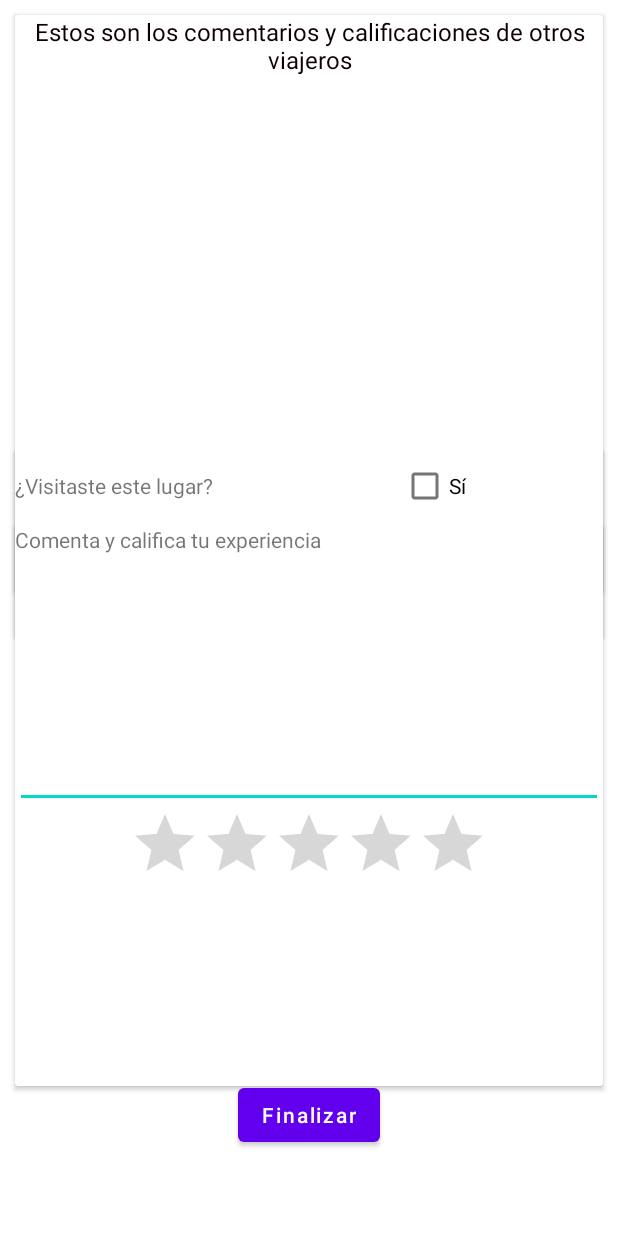
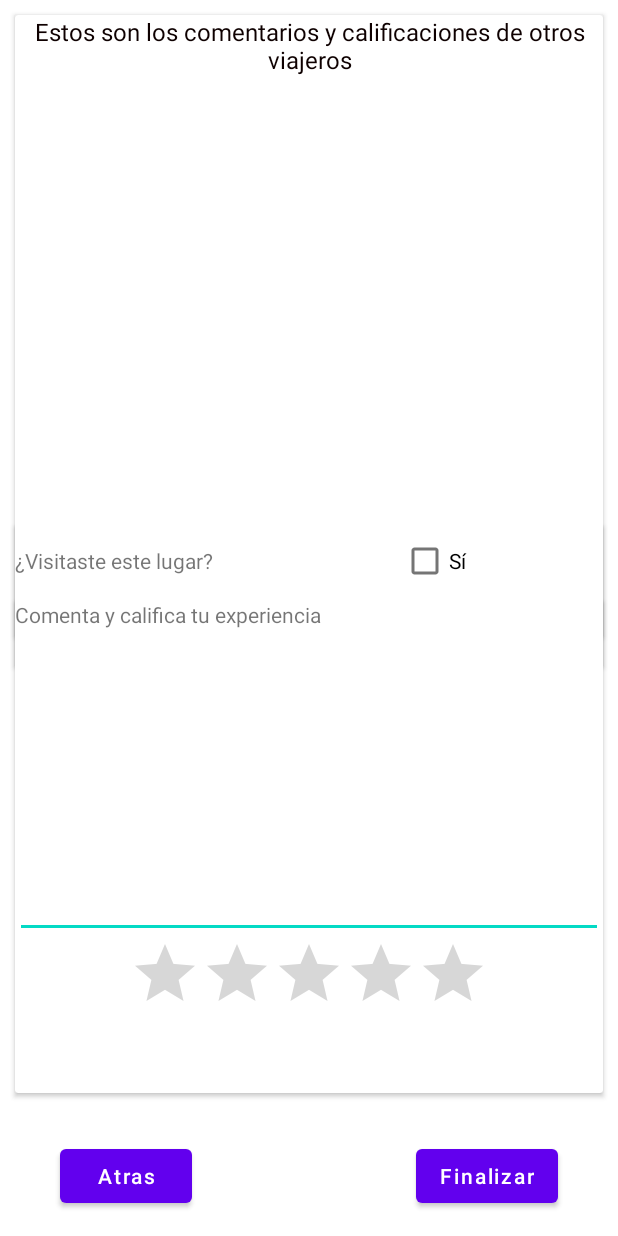
Before and after one commit to ElianaMarinRincon/TurisApp, an Android app: the ComentariosCalificacion screen opened directly, with no data from a screen before it, on a phone screen of 412 x 824 dp. Run offline under Robolectric (Android 15) with nearby library versions, the phone set to English and light mode, and no system bars.

Commit message:
Se agrego un nuevo botón a la ventana de comentarios y se programaron todos los botones

```diff
--- a/app/src/main/java/com/example/turisapp/ComentariosCalificacion.java
+++ b/app/src/main/java/com/example/turisapp/ComentariosCalificacion.java
@@ -3,6 +3,8 @@ package com.example.turisapp;
 import androidx.appcompat.app.AppCompatActivity;
 
 import android.os.Bundle;
+import android.view.View;
+import android.widget.Button;
 
 public class ComentariosCalificacion extends AppCompatActivity {
 
@@ -10,5 +12,11 @@ public class ComentariosCalificacion extends AppCompatActivity {
     protected void onCreate(Bundle savedInstanceState) {
         super.onCreate(savedInstanceState);
         setContentView(R.layout.activity_comentarios_calificacion);
+
+        Button btnAtras = (Button) findViewById(R.id.comentarios_btnAtras);
+        btnAtras.setOnClickListener(new View.OnClickListener() {
+            @Override
+            public void onClick(View view) {onBackPressed();}
+        });
     }
 }
--- a/app/src/main/res/layout/activity_comentarios_calificacion.xml
+++ b/app/src/main/res/layout/activity_comentarios_calificacion.xml
@@ -13,7 +13,7 @@
         android:layout_marginStart="10dp"
         android:layout_marginTop="10dp"
         android:layout_marginEnd="10dp"
-        android:layout_marginBottom="430dp"
+        android:layout_marginBottom="380dp"
         app:layout_constraintBottom_toBottomOf="parent"
         app:layout_constraintEnd_toEndOf="parent"
         app:layout_constraintHorizontal_bias="1.0"
@@ -37,7 +37,7 @@
 
             <ScrollView
                 android:layout_width="match_parent"
-                android:layout_height="273dp">
+                android:layout_height="318dp">
 
                 <LinearLayout
                     android:layout_width="match_parent"
@@ -54,7 +54,7 @@
         android:layout_width="match_parent"
         android:layout_height="match_parent"
         android:layout_marginStart="10dp"
-        android:layout_marginTop="300dp"
+        android:layout_marginTop="350dp"
         android:layout_marginEnd="10dp"
         android:layout_marginBottom="400dp"
         app:layout_constraintBottom_toTopOf="@+id/cardView2"
@@ -66,7 +66,7 @@
 
         <LinearLayout
             android:layout_width="match_parent"
-            android:layout_height="wrap_content"
+            android:layout_height="match_parent"
             android:orientation="horizontal">
 
             <TextView
@@ -90,9 +90,9 @@
         android:layout_width="match_parent"
         android:layout_height="match_parent"
         android:layout_marginStart="10dp"
-        android:layout_marginTop="350dp"
+        android:layout_marginTop="400dp"
         android:layout_marginEnd="10dp"
-        android:layout_marginBottom="100dp"
+        android:layout_marginBottom="95dp"
         app:layout_constraintBottom_toBottomOf="parent"
         app:layout_constraintEnd_toEndOf="parent"
         app:layout_constraintStart_toStartOf="parent"
@@ -101,8 +101,8 @@
         <LinearLayout
             android:layout_width="match_parent"
             android:layout_height="match_parent"
-            android:orientation="vertical"
-            android:layout_gravity="center_horizontal">
+            android:layout_gravity="center_horizontal"
+            android:orientation="vertical">
 
             <TextView
                 android:id="@+id/comentarios_txtTituloComentar"
@@ -113,7 +113,7 @@
             <EditText
                 android:id="@+id/comentarios_txtComentarioUsuario"
                 android:layout_width="match_parent"
-                android:layout_height="169dp"
+                android:layout_height="206dp"
                 android:ems="10"
                 android:inputType="textPersonName"
                 android:text="@string/comentarios_txtComentarioUsuario" />
@@ -128,16 +128,36 @@
         </LinearLayout>
     </androidx.cardview.widget.CardView>
 
-    <Button
-        android:id="@+id/comentarios_btnFinalizar"
-        android:layout_width="wrap_content"
+    <RelativeLayout
+        android:layout_width="match_parent"
         android:layout_height="wrap_content"
-        android:layout_marginTop="28dp"
-        android:text="@string/comentarios_btnFinalizar"
-        android:textAllCaps="false"
+        android:layout_marginStart="10dp"
+        android:layout_marginEnd="10dp"
+        android:layout_marginBottom="16dp"
         app:layout_constraintBottom_toBottomOf="parent"
         app:layout_constraintEnd_toEndOf="parent"
+        app:layout_constraintHorizontal_bias="0.0"
         app:layout_constraintStart_toStartOf="parent"
-        app:layout_constraintTop_toBottomOf="@+id/cardView4" />
+        app:layout_constraintTop_toBottomOf="@+id/cardView4"
+        app:layout_constraintVertical_bias="1.0">
+
+        <Button
+            android:id="@+id/comentarios_btnFinalizar"
+            android:layout_width="wrap_content"
+            android:layout_height="wrap_content"
+            android:layout_alignParentEnd="true"
+            android:layout_marginEnd="30dp"
+            android:text="@string/comentarios_btnFinalizar"
+            android:textAllCaps="false" />
+
+        <Button
+            android:id="@+id/comentarios_btnAtras"
+            android:layout_width="wrap_content"
+            android:layout_height="wrap_content"
+            android:layout_alignParentStart="true"
+            android:layout_marginStart="30dp"
+            android:text="@string/comentarios_btnAtras"
+            android:textAllCaps="false" />
+    </RelativeLayout>
 
 </androidx.constraintlayout.widget.ConstraintLayout>
--- a/app/src/main/res/layout/activity_formulario.xml
+++ b/app/src/main/res/layout/activity_formulario.xml
@@ -13,7 +13,7 @@
         android:layout_marginStart="10dp"
         android:layout_marginTop="10dp"
         android:layout_marginEnd="10dp"
-        android:layout_marginBottom="90dp"
+        android:layout_marginBottom="95dp"
         app:layout_constraintBottom_toBottomOf="parent"
         app:layout_constraintEnd_toEndOf="parent"
         app:layout_constraintStart_toStartOf="parent"
--- a/app/src/main/res/layout/activity_registro.xml
+++ b/app/src/main/res/layout/activity_registro.xml
@@ -59,7 +59,7 @@
         android:layout_marginTop="20dp"
         android:layout_marginEnd="20dp"
         android:ems="10"
-        android:hint="@string/registro_dateFechaNacimiento_hint"
+        android:hint="@string/registro_emailCorreo_hint"
         android:inputType="textEmailAddress"
         app:layout_constraintEnd_toEndOf="parent"
         app:layout_constraintStart_toStartOf="parent"
@@ -73,7 +73,6 @@
         android:layout_marginTop="20dp"
         android:layout_marginEnd="20dp"
         android:ems="10"
-        android:gravity="center"
         android:hint="@string/registro_pswClave_hint"
         android:inputType="textPassword"
         android:textSize="14sp"
```
Also changed, not shown: app/src/main/AndroidManifest.xml (+14 -9 lines), app/src/main/java/com/example/turisapp/Formulario.java (+15 -0 lines), app/src/main/java/com/example/turisapp/LugarResultado.java (+19 -0 lines), app/src/main/res/layout/activity_login.xml (+6 -6 lines), app/src/main/res/values/strings.xml (+11 -10 lines).
